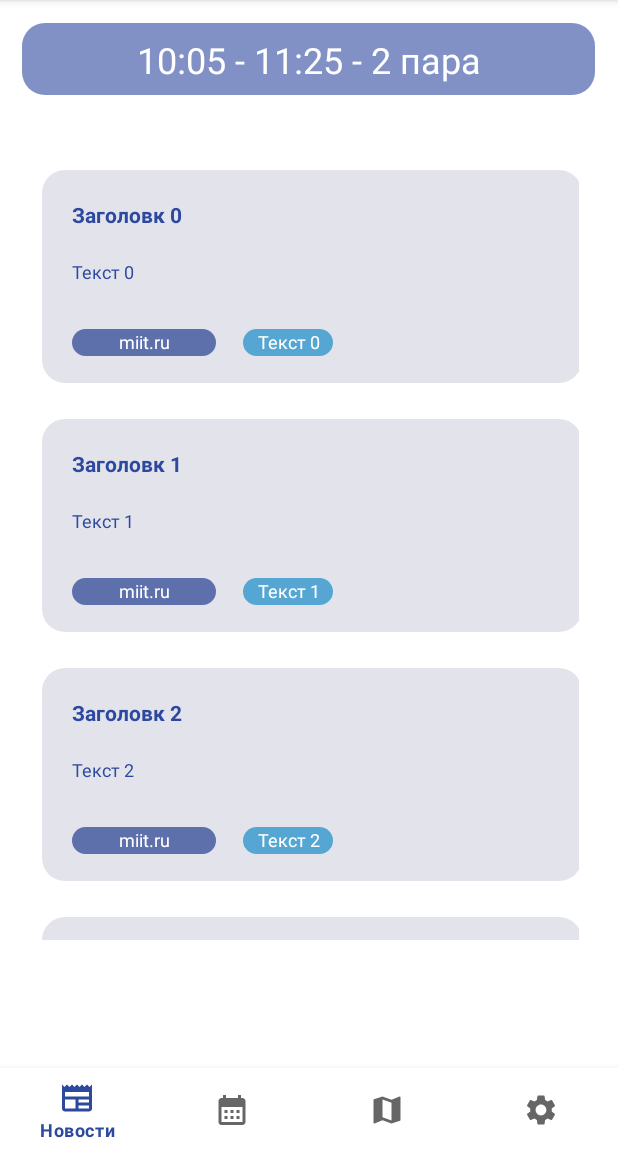
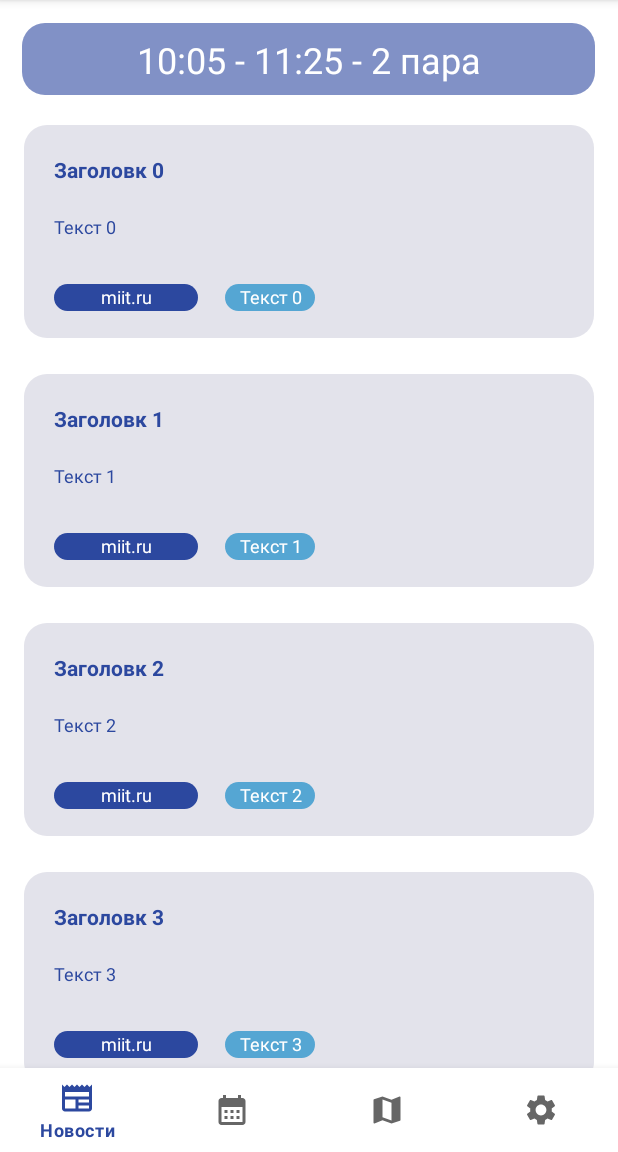
Before and after one commit to sorivma/MIITNavigation-mobile, an Android app: the screen it shows after launch (MainActivity), on a phone screen of 412 x 824 dp, the part 84-1236 px from its top. Run offline under Robolectric (Android 15) with nearby library versions, the phone set to English and light mode, and no system bars; our stand-ins replace navigation-ui; 2 statements that could not run were skipped.

```diff
--- /dev/null
+++ b/app/src/main/java/com/example/miit_application/SplashScreenActivity.java
@@ -0,0 +1,21 @@
+package com.example.miit_application;
+
+import androidx.appcompat.app.AppCompatActivity;
+
+import android.content.Intent;
+import android.os.Bundle;
+import android.os.Handler;
+
+public class SplashScreenActivity extends AppCompatActivity {
+
+    @Override
+    protected void onCreate(Bundle savedInstanceState) {
+        super.onCreate(savedInstanceState);
+        setContentView(R.layout.activity_splash_screen);
+
+        new Handler().postDelayed(() -> {
+            startActivity(new Intent(getApplicationContext(), MainActivity.class));
+            finish();
+        }, 4000);
+    }
+}
--- a/app/src/main/res/layout/fragment_news.xml
+++ b/app/src/main/res/layout/fragment_news.xml
@@ -16,8 +16,9 @@
 
         <androidx.recyclerview.widget.RecyclerView
             android:id="@+id/recycle_view"
-            android:layout_width="390dp"
-            android:layout_height="525dp"
+            android:layout_width="match_parent"
+            android:layout_height="0dp"
+            android:layout_marginTop="8dp"
             app:layout_constraintBottom_toBottomOf="parent"
             app:layout_constraintEnd_toEndOf="parent"
             app:layout_constraintHorizontal_bias="0.555"
--- a/app/src/main/res/layout/fragment_timetable.xml
+++ b/app/src/main/res/layout/fragment_timetable.xml
@@ -45,8 +45,8 @@
         <androidx.recyclerview.widget.RecyclerView
             android:id="@+id/time_table"
             android:layout_width="match_parent"
-            android:layout_height="match_parent"
-            android:layout_marginTop="125dp"
+            android:layout_height="0dp"
+            android:layout_marginTop="8dp"
             app:layout_constraintBottom_toBottomOf="parent"
             app:layout_constraintEnd_toEndOf="parent"
             app:layout_constraintHorizontal_bias="0.0"
--- a/app/src/main/res/layout/item_article.xml
+++ b/app/src/main/res/layout/item_article.xml
@@ -8,7 +8,7 @@
 
     <LinearLayout
         android:id="@+id/linearLayout2"
-        android:layout_width="360dp"
+        android:layout_width="match_parent"
         android:layout_height="wrap_content"
         android:background="@drawable/viewshape2"
         android:orientation="vertical"
@@ -53,7 +53,7 @@
                 android:layout_marginStart="20dp"
                 android:layout_marginBottom="18dp"
                 android:background="@drawable/viewshape3"
-                android:backgroundTint="#5D70AC"
+                android:backgroundTint="@color/miit_blue"
                 android:text="13/02/2003"
                 android:textAlignment="center"
                 android:textColor="@color/white"
--- a/app/src/main/res/layout/item_timetable_class.xml
+++ b/app/src/main/res/layout/item_timetable_class.xml
@@ -15,7 +15,7 @@
         android:backgroundTint="@color/miit_blue"
         android:gravity="center"
         android:text="Аудитория 1003"
-        android:elevation="5dp"
+        android:elevation="2dp"
         android:textColor="@color/white"
         android:textSize="16sp"
         app:layout_constraintStart_toStartOf="parent"
@@ -31,7 +31,7 @@
         android:backgroundTint="#55A6D3"
         android:gravity="center"
         android:text="Дубровский А.А."
-        android:elevation="5dp"
+        android:elevation="2dp"
         android:textColor="@color/white"
         android:textSize="16sp"
         app:layout_constraintStart_toStartOf="parent"
@@ -117,7 +117,7 @@
         android:backgroundTint="#55A6D3"
         android:gravity="center"
         android:text="Купленик С.С."
-        android:elevation="5dp"
+        android:elevation="2dp"
         android:textColor="@color/white"
         android:textSize="16sp"
         app:layout_constraintStart_toStartOf="parent"
--- a/app/src/main/res/navigation/app_nav.xml
+++ b/app/src/main/res/navigation/app_nav.xml
@@ -13,7 +13,7 @@
     <fragment
         android:id="@+id/timetableFragment"
         android:name="com.example.miit_application.TimetableFragment"
-        android:label="Раписание"
+        android:label="Раcписание"
         tools:layout="@layout/fragment_timetable" />
     <fragment
         android:id="@+id/mapFragment"
```
Also changed, not shown: app/src/main/AndroidManifest.xml (+6 -2 lines), app/src/main/res/drawable/miit_logo_white.xml (added, +10 -0 lines), app/src/main/res/layout/activity_splash_screen.xml (added, +18 -0 lines), app/src/main/res/layout/item_timetable_no_classes.xml (added, +19 -0 lines).
